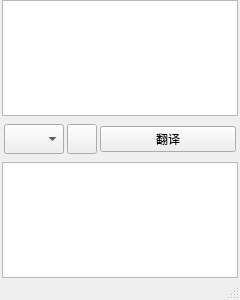
First picture: the form in ui/main_ui/main_screen.ui, repository TinHarden/heigou_translate, before the edit.
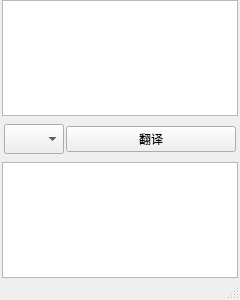
Second picture: the form after the edit.

What changed in the file:
```diff
--- a/ui/main_ui/main_screen.ui
+++ b/ui/main_ui/main_screen.ui
@@ -34,9 +34,9 @@
      <number>0</number>
     </property>
     <item row="1" column="0">
-     <layout class="QHBoxLayout" name="horizontalLayout">
+     <layout class="QHBoxLayout" name="horizontalLayout" stretch="0,0">
       <property name="spacing">
-       <number>3</number>
+       <number>2</number>
       </property>
       <property name="leftMargin">
        <number>2</number>
@@ -66,25 +66,6 @@
         </property>
        </widget>
       </item>
-      <item>
-       <widget class="QPushButton" name="pushButton_setting">
-        <property name="minimumSize">
-         <size>
-          <width>30</width>
-          <height>30</height>
-         </size>
-        </property>
-        <property name="maximumSize">
-         <size>
-          <width>30</width>
-          <height>30</height>
-         </size>
-        </property>
-        <property name="text">
-         <string/>
-        </property>
-       </widget>
-      </item>
       <item>
        <widget class="QPushButton" name="pushButton_translate">
         <property name="text">
```
